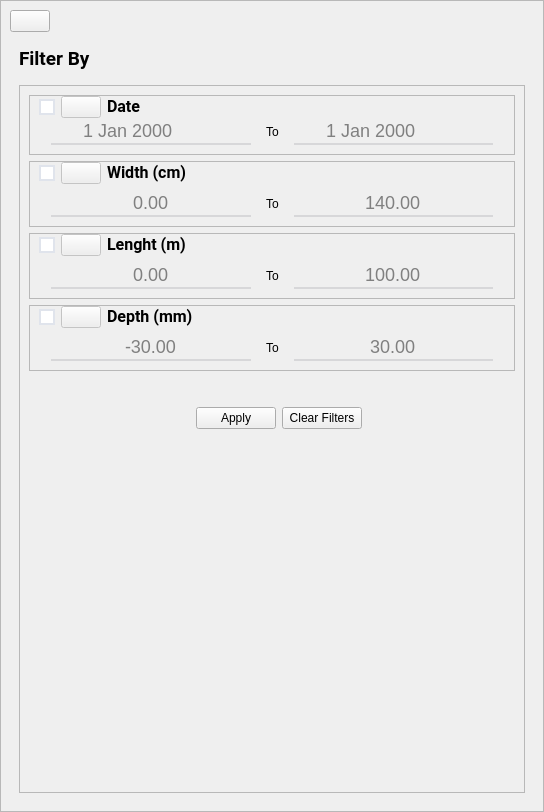
This is UIFiles/popup_slider.ui in DORSA-co/MSC_Conveyor as Qt 5 draws it before an edit. The edited form follows.
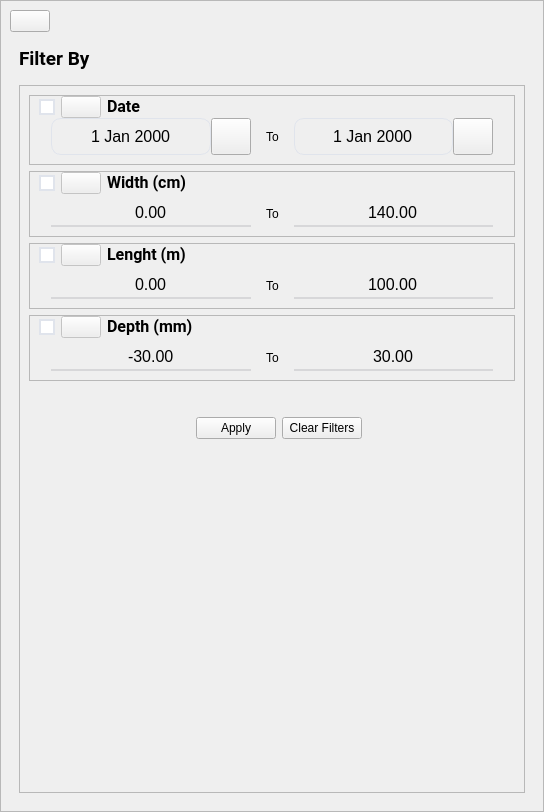
This is the edited form. The open tabs and pages were chosen to show the change. Icons and pictures are not drawn.

Commit message: fix viewer bounding box error, add verify message, edit notifications style when click

What changed in the file:
```diff
--- a/UIFiles/popup_slider.ui
+++ b/UIFiles/popup_slider.ui
@@ -48,55 +48,52 @@
 	font: auto &quot;Roboto&quot;;
 }
 
+/*****************QSpinBox, QDoubleSpinBox*******************/
 
-/************QSpinBox, QDoubleSpinBox, QDateEdit**************/
-
-QSpinBox, QDoubleSpinBox , QDateEdit
+QSpinBox, QDoubleSpinBox
 {
 	background-color: transparent;
 	border-bottom: 2px solid #D7D7D9;
 	border-radius: None;
-	font-size: 18px;
+	font-size: 16px;
 	min-height: 25px;
 	min-width: 70px;
 	qproperty-alignment: AlignCenter;
-	color: #808080;
 }
 
 QSpinBox:disabled ,
-QDoubleSpinBox:disabled ,
-QDateEdit:disabled
+QDoubleSpinBox:disabled
 {
-	border-bottom: 2px solid #DCDCDC;
-	color: #DCDCDC;
+	border-bottom: 2px solid #F0F0F2;
+	color: rgb(120, 120, 120);
 }
 
-QSpinBox::up-arrow, QDoubleSpinBox::up-arrow,
-QDateEdit::up-arrow
+QSpinBox::up-arrow, 
+QDoubleSpinBox::up-arrow
 {   
 	image: url(:/icons/icons/plus_icon_black.png);
 	width: 16px;
 	height: 16px;
 }
 
-QSpinBox::down-arrow ,  QDoubleSpinBox::down-arrow,
-QDateEdit::down-arrow
+QSpinBox::down-arrow,  
+QDoubleSpinBox::down-arrow
 {   
 	image: url(:/icons/icons/minus_icon_black.png);
 	width: 16px;
 	height: 16px;
 }
 
-QSpinBox::up-arrow:disabled, QDoubleSpinBox::up-arrow:disabled,
-QDateEdit::up-arrow:disabled
+QSpinBox::up-arrow:disabled, 
+QDoubleSpinBox::up-arrow:disabled
 {   
 	image: url(:/icons/icons/plus_icon_gray.png);
 	width: 16px;
 	height: 16px;
 }
 
-QSpinBox::down-arrow:disabled ,  QDoubleSpinBox::down-arrow:disabled,
-QDateEdit::down-arrow:disabled
+QSpinBox::down-arrow:disabled ,  
+QDoubleSpinBox::down-arrow:disabled
 {   
 	image: url(:/icons/icons/minus_icon_gray.png);
 	width: 16px;
@@ -104,8 +101,7 @@
 }
 
 QSpinBox::up-button,
-QDoubleSpinBox::up-button,
-QDateEdit::up-button
+QDoubleSpinBox::up-button
 {
 	border:none;
     min-width:30px;
@@ -117,10 +113,8 @@
 }
 
 QSpinBox::down-button,
-QDoubleSpinBox::down-button,
-QDateEdit::down-button
+QDoubleSpinBox::down-button
 {
-	border:none;
     min-width:30px;
     min-height: 29px;
     subcontrol-origin: margin;
@@ -132,9 +126,7 @@
 QSpinBox::up-button,
 QSpinBox::down-button,
 QDoubleSpinBox::up-button,
-QDoubleSpinBox::down-button,
-QDateEdit::up-button,
-QDateEdit::down-button
+QDoubleSpinBox::down-button
 {
 	background-color: transparent;
 }
@@ -142,16 +134,40 @@
 QSpinBox::up-button:disabled ,
 QSpinBox::down-button:disabled ,
 QDoubleSpinBox::up-button:disabled ,
-QDoubleSpinBox::down-button:disabled,
-QDateEdit::up-button:disabled,
-QDateEdit::down-button:disabled
+QDoubleSpinBox::down-button:disabled
 {
     subcontrol-origin: border;
 }
 
-QSpinBox:focus, QDoubleSpinBox:focus,
-QDateEdit:focus
+QSpinBox:focus, QDoubleSpinBox:focus{
+	border-bottom: 2px solid #7892DF;
+}
+
+/***************************QDateEdit****************************/
+
+QDateEdit
 {
+	border:1px solid #E0E4EC;
+	background-color: transparent;
+	border-radius: 10px;
+	min-height: 35px;
+	font-size: 16px;
+}
+
+QDateEdit:disabled
+{
+	border: 2px solid #F0F0F2;
+	color: rgb(120, 120, 120);
+}
+
+QDateEdit::up-button,
+QDateEdit::down-button
+{
+	width: 0px;
+	background-color: transparent;
+}
+
+QDateEdit:focus{
 	border-bottom: 2px solid #7892DF;
 }
 
@@ -939,14 +955,74 @@
                             <number>12</number>
                            </property>
                            <item>
-                            <widget class="QDateEdit" name="start_date_input">
-                             <property name="enabled">
-                              <bool>true</bool>
+                            <layout class="QHBoxLayout" name="horizontalLayout_14">
+                             <property name="spacing">
+                              <number>0</number>
                              </property>
-                             <property name="timeSpec">
-                              <enum>Qt::OffsetFromUTC</enum>
-                             </property>
-                            </widget>
+                             <item>
+                              <widget class="QDateEdit" name="start_date_input">
+                               <property name="enabled">
+                                <bool>true</bool>
+                               </property>
+                               <property name="maximumSize">
+                                <size>
+                                 <width>16777215</width>
+                                 <height>37</height>
+                                </size>
+                               </property>
+                               <property name="styleSheet">
+                                <string notr="true">PdateEditsStyle</string>
+                               </property>
+                               <property name="alignment">
+                                <set>Qt::AlignCenter</set>
+                               </property>
+                               <property name="timeSpec">
+                                <enum>Qt::OffsetFromUTC</enum>
+                               </property>
+                              </widget>
+                             </item>
+                             <item>
+                              <widget class="QPushButton" name="start_date_btn">
+                               <property name="sizePolicy">
+                                <sizepolicy hsizetype="Fixed" vsizetype="Preferred">
+                                 <horstretch>0</horstretch>
+                                 <verstretch>0</verstretch>
+                                </sizepolicy>
+                               </property>
+                               <property name="minimumSize">
+                                <size>
+                                 <width>0</width>
+                                 <height>37</height>
+                                </size>
+                               </property>
+                               <property name="maximumSize">
+                                <size>
+                                 <width>16777215</width>
+                                 <height>37</height>
+                                </size>
+                               </property>
+                               <property name="cursor">
+                                <cursorShape>PointingHandCursor</cursorShape>
+                               </property>
+                               <property name="styleSheet">
+                                <string notr="true">PdatePushButtonsStyle</string>
+                               </property>
+                               <property name="text">
+                                <string/>
+                               </property>
+                               <property name="icon">
+                                <iconset resource="assets/assets.qrc">
+                                 <normaloff>:/icons/icons/date_black.png</normaloff>:/icons/icons/date_black.png</iconset>
+                               </property>
+                               <property name="iconSize">
+                                <size>
+                                 <width>25</width>
+                                 <height>25</height>
+                                </size>
+                               </property>
+                              </widget>
+                             </item>
+                            </layout>
                            </item>
                            <item>
                             <widget class="QLabel" name="date_to_label">
@@ -962,11 +1038,71 @@
                             </widget>
                            </item>
                            <item>
-                            <widget class="QDateEdit" name="end_date_input">
-                             <property name="enabled">
-                              <bool>true</bool>
+                            <layout class="QHBoxLayout" name="horizontalLayout_15">
+                             <property name="spacing">
+                              <number>0</number>
                              </property>
-                            </widget>
+                             <item>
+                              <widget class="QDateEdit" name="end_date_input">
+                               <property name="enabled">
+                                <bool>true</bool>
+                               </property>
+                               <property name="maximumSize">
+                                <size>
+                                 <width>16777215</width>
+                                 <height>37</height>
+                                </size>
+                               </property>
+                               <property name="styleSheet">
+                                <string notr="true">PdateEditsStyle</string>
+                               </property>
+                               <property name="alignment">
+                                <set>Qt::AlignCenter</set>
+                               </property>
+                              </widget>
+                             </item>
+                             <item>
+                              <widget class="QPushButton" name="end_date_btn">
+                               <property name="sizePolicy">
+                                <sizepolicy hsizetype="Fixed" vsizetype="Preferred">
+                                 <horstretch>0</horstretch>
+                                 <verstretch>0</verstretch>
+                                </sizepolicy>
+                               </property>
+                               <property name="minimumSize">
+                                <size>
+                                 <width>0</width>
+                                 <height>37</height>
+                                </size>
+                               </property>
+                               <property name="maximumSize">
+                                <size>
+                                 <width>16777215</width>
+                                 <height>37</height>
+                                </size>
+                               </property>
+                               <property name="cursor">
+                                <cursorShape>PointingHandCursor</cursorShape>
+                               </property>
+                               <property name="styleSheet">
+                                <string notr="true">PdatePushButtonsStyle</string>
+                               </property>
+                               <property name="text">
+                                <string/>
+                               </property>
+                               <property name="icon">
+                                <iconset resource="assets/assets.qrc">
+                                 <normaloff>:/icons/icons/date_black.png</normaloff>:/icons/icons/date_black.png</iconset>
+                               </property>
+                               <property name="iconSize">
+                                <size>
+                                 <width>25</width>
+                                 <height>25</height>
+                                </size>
+                               </property>
+                              </widget>
+                             </item>
+                            </layout>
                            </item>
                           </layout>
                          </item>
```
Left out of the diff: 37 changed lines with no effect on the pictures. The commit also changes 61 other files.
